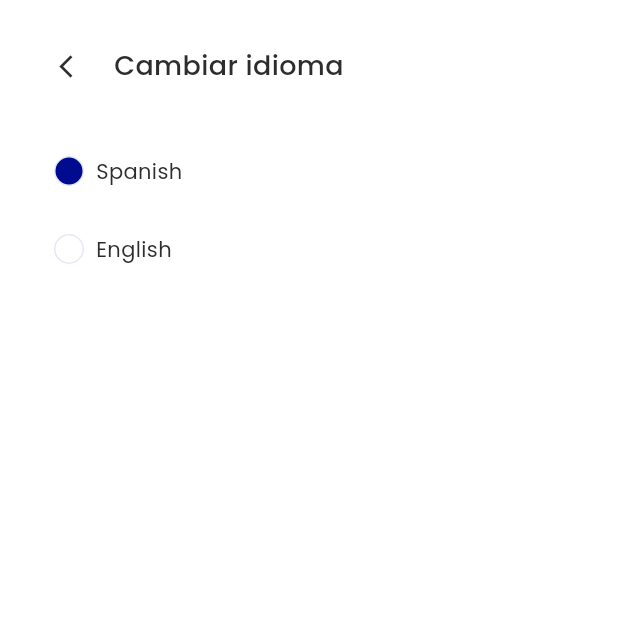
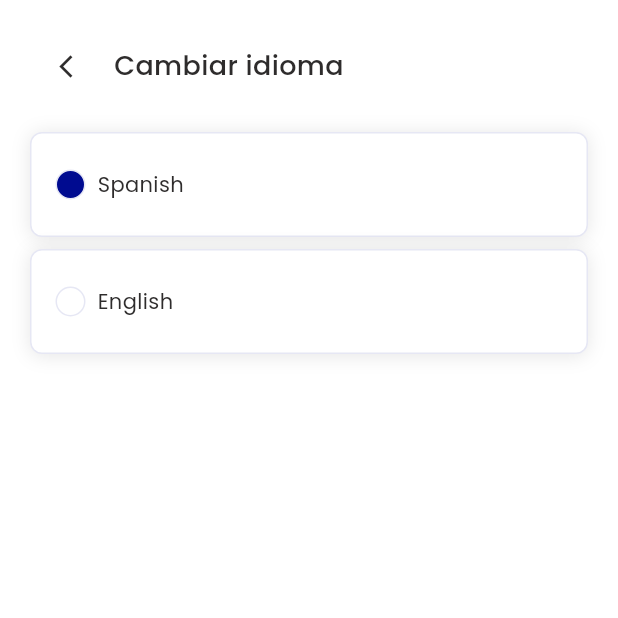
Before and after one commit to bdCalling-Sdt-hub/Renti-Host, a Flutter app: the SettingsScreen screen opened by its route, after a tap on "Cambiar idioma", on a phone screen of 412 x 824 dp, the top half of it. Run offline on Flutter 3.47's test engine with Material 3 defaults, Android fonts, the phone set to English and light mode, and no system bars; our stand-ins replace cached_network_image, connectivity_plus, dropdown_button2, file_picker, flutter_html, flutter_local_notifications and 13 more; missing offline and left inert: flutter_pdfview; accounts and stored records are empty; network calls fail.

Commit message:
issues fixed

```diff
--- a/lib/view/screens/car_details/inner_widgets/document_file_section.dart
+++ b/lib/view/screens/car_details/inner_widgets/document_file_section.dart
@@ -12,7 +12,6 @@ import 'package:renti_host/view/screens/%20home/home_controller/home_carlist_con
 import 'package:renti_host/view/screens/%20home/home_model/home_carlist_model.dart';
 import 'package:renti_host/view/widgets/text/custom_text.dart';
 import 'package:path/path.dart' as path;
-import 'package:syncfusion_flutter_pdfviewer/pdfviewer.dart';
 
 import '../../../../utils/app_icons.dart';
 import '../../../widgets/image/custom_image.dart';
--- a/lib/view/screens/settings/change_language/change_language.dart
+++ b/lib/view/screens/settings/change_language/change_language.dart
@@ -56,8 +56,26 @@ class _ChaneLanguageScreenState extends State<ChangeLanguageScreen> {
                               Utils.snackBar("Successful".tr,"Language Changed Successfully".tr);
                             },
                             child: Container(
-                              width: double.maxFinite,
-                              padding: const EdgeInsets.all(16),
+                                decoration: ShapeDecoration(
+                                  color: AppColors.whiteLight,
+                                  shape: RoundedRectangleBorder(
+                                    side: const BorderSide(
+                                        width: 1, color: AppColors.blueLight),
+                                    borderRadius: BorderRadius.circular(8),
+                                  ),
+                                  shadows: const [
+                                    BoxShadow(
+                                      color: AppColors.shadowColor,
+                                      blurRadius: 10,
+                                      offset: Offset(0, 1),
+                                      spreadRadius: 0,
+                                    ),
+                                  ],
+                                ),
+                              margin: const EdgeInsets.only(bottom: 8),
+                              padding: const EdgeInsets.symmetric(
+                                  horizontal: 16, vertical: 24),
+                              width: Get.width,
                               child: Row(
                                 children: [
                                   Container(
--- a/lib/view/screens/settings/settings/settings_screen.dart
+++ b/lib/view/screens/settings/settings/settings_screen.dart
@@ -5,6 +5,8 @@ import 'package:renti_host/utils/app_colors.dart';
 import 'package:renti_host/view/widgets/appbar/custom_appbar.dart';
 import 'package:renti_host/view/widgets/back/custom_back.dart';
 import 'package:renti_host/view/widgets/text/custom_text.dart';
+
+import '../change_language/change_language.dart';
 
 class SettingsScreen extends StatefulWidget {
   const SettingsScreen({super.key});
@@ -44,7 +46,7 @@ class _SettingsScreenState extends State<SettingsScreen> {
                   return GestureDetector(
                     onTap: () {
                       if (index == 0) {
-                        Get.toNamed(AppRoute.changeLanguageScreen);
+                        Get.to(ChangeLanguageScreen());
                       } else if (index == 1) {
                         Get.toNamed(AppRoute.changePasswordScreen);
                       } /*else if (index == 2) {
```
